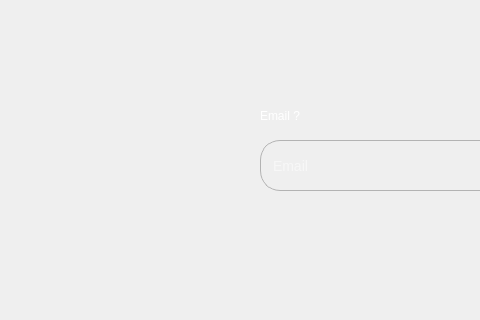
The window that ui/baocaocuoikhoa.ui (trihungdepzai/pythonapp) describes before a commit, drawn with Qt 5; both pictures show x 0 to 480 and y 0 to 320 of the 800 by 600 pixel window.
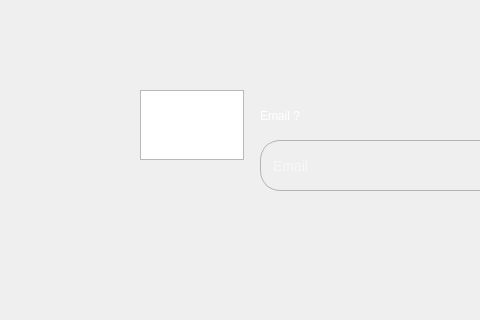
The same window after the commit. Icons and pictures are not drawn.

Patch:
```diff
--- a/ui/baocaocuoikhoa.ui
+++ b/ui/baocaocuoikhoa.ui
@@ -102,6 +102,16 @@
      <bool>true</bool>
     </property>
    </widget>
+   <widget class="QTextEdit" name="textEdit">
+    <property name="geometry">
+     <rect>
+      <x>140</x>
+      <y>90</y>
+      <width>104</width>
+      <height>70</height>
+     </rect>
+    </property>
+   </widget>
   </widget>
   <widget class="QMenuBar" name="menubar">
    <property name="geometry">
```
